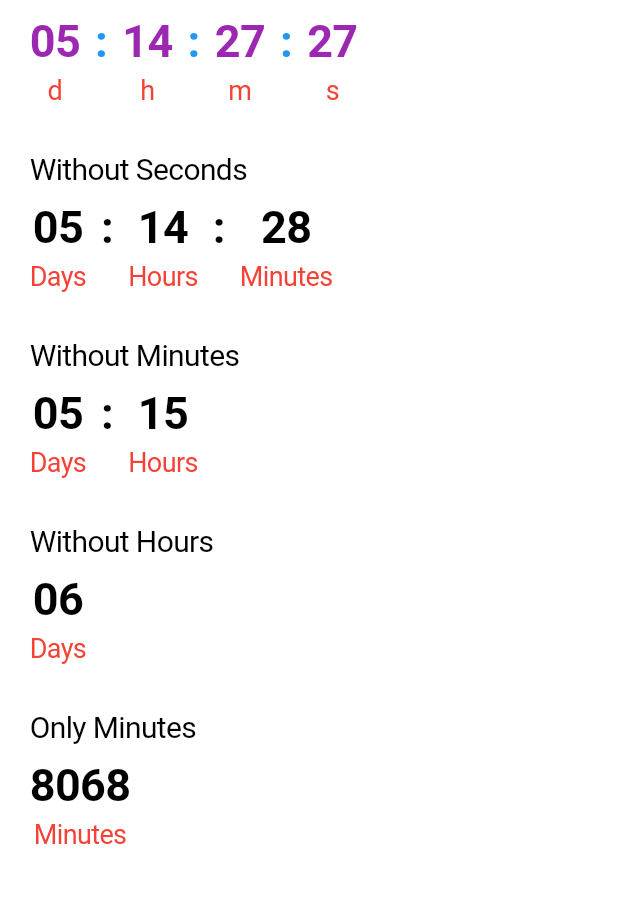
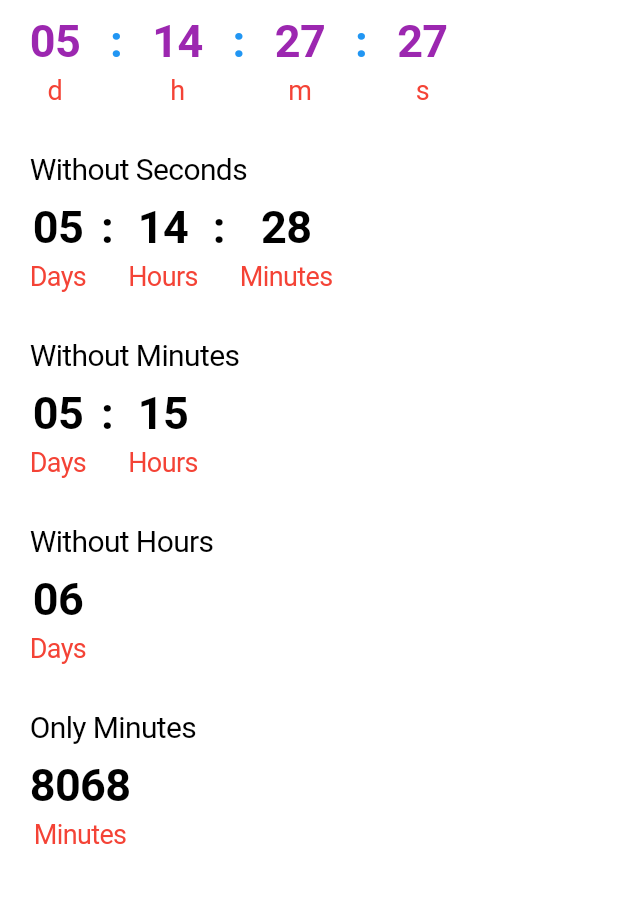
Before and after one commit to appinioGmbH/flutter_packages, a Flutter app: the screen it shows after launch, on a phone screen of 412 x 824 dp, the part 131-1034 px from its top. Run offline on Flutter 3.47's test engine with Material 2 defaults, Android fonts, the phone set to English and light mode, and no system bars.

Commit message:
define width between units and colons

```diff
--- a/packages/flutter_timer_countdown/example/lib/main.dart
+++ b/packages/flutter_timer_countdown/example/lib/main.dart
@@ -10,6 +10,9 @@ class MyApp extends StatelessWidget {
   @override
   Widget build(BuildContext context) {
     return CupertinoApp(
+      theme: CupertinoThemeData(
+        brightness: Brightness.light,
+      ),
       home: CupertinoPageScaffold(
         navigationBar: CupertinoNavigationBar(
           middle: Text("Timer Countdown"),
@@ -58,6 +61,7 @@ class MyApp extends StatelessWidget {
                     color: Colors.red,
                     fontSize: 18,
                   ),
+                  spacerWidth: 20,
                   daysDescription: "d",
                   hoursDescription: "h",
                   minutesDescription: "m",
--- a/packages/flutter_timer_countdown/lib/flutter_timer_countdown.dart
+++ b/packages/flutter_timer_countdown/lib/flutter_timer_countdown.dart
@@ -38,17 +38,20 @@ class TimerCountdown extends StatefulWidget {
   /// `TextStyle`
   final TextStyle? descriptionTextStyle;
 
-  /// days unit description
+  /// Days unit description.
   final String daysDescription;
 
-  /// hours unit description
+  /// Hours unit description.
   final String hoursDescription;
 
-  /// minutes unit description
+  /// Minutes unit description.
   final String minutesDescription;
 
-  /// seconds unit description
+  /// Seconds unit description.
   final String secondsDescription;
+
+  /// Defines the width between the colons and the units.
+  final double spacerWidth;
 
   TimerCountdown({
     required this.endTime,
@@ -62,6 +65,7 @@ class TimerCountdown extends StatefulWidget {
     this.hoursDescription = "Hours",
     this.minutesDescription = "Minutes",
     this.secondsDescription = "Seconds",
+    this.spacerWidth = 10,
   });
 
   @override
@@ -127,7 +131,7 @@ class _TimerCountdownState extends State<TimerCountdown> {
     return Row(
       children: [
         SizedBox(
-          width: 10,
+          width: widget.spacerWidth,
         ),
         Column(
           mainAxisSize: MainAxisSize.min,
@@ -149,7 +153,7 @@ class _TimerCountdownState extends State<TimerCountdown> {
           ],
         ),
         SizedBox(
-          width: 10,
+          width: widget.spacerWidth,
         ),
       ],
     );
```
